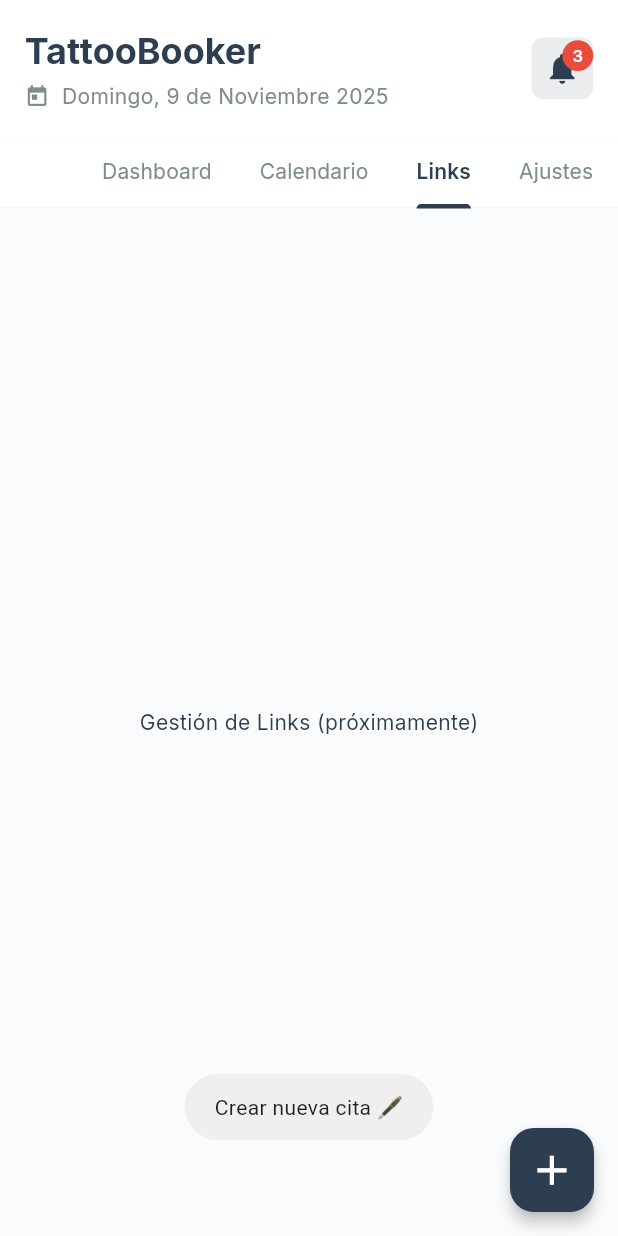
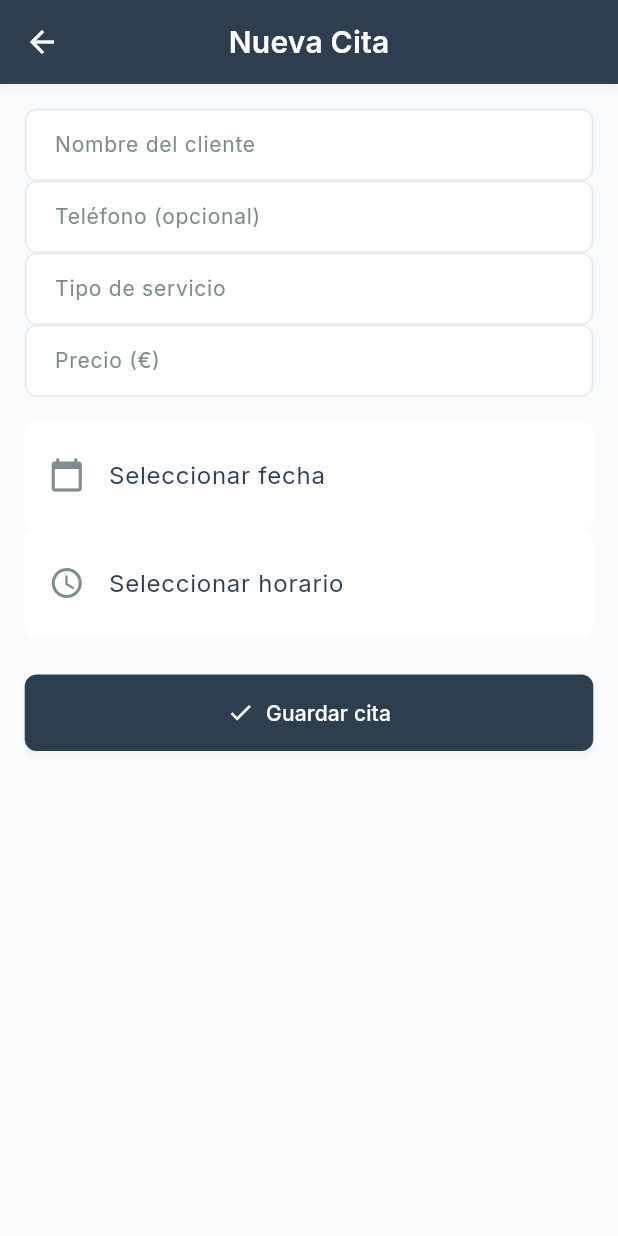
Before and after one commit to kytronApps/tattooBooker, a Flutter app: the AppointmentDashboard screen opened by its route, tab 3 chosen, after a tap on the "add" icon, on a phone screen of 412 x 824 dp. Run offline on Flutter 3.47's test engine with Material 3 defaults, Android fonts, the phone set to English and light mode, and no system bars; our stand-ins replace cloud_firestore, connectivity_plus, firebase_auth, firebase_core, flutter_slidable, flutter_svg and 5 more; missing offline and left inert: device_calendar; accounts and stored records are empty; network calls fail.

Commit message:
creacion de cita realizada y funcionando

```diff
--- a/lib/routes/app_routes.dart
+++ b/lib/routes/app_routes.dart
@@ -2,6 +2,7 @@ import 'package:flutter/material.dart';
 import '../screens/admin_login_screen.dart';
 import '../screens/settings_management_screen.dart';
 import '../screens/appointment_dashboard.dart';
+import '../screens/appointment_form_screen.dart';
 import '../layout/main_layout.dart';
 import '../screens/calendar_management_screen.dart';
 
@@ -20,7 +21,6 @@ class AppRoutes {
     settingsManagement: (context) => const SettingsManagementScreen(),
     mainLayout: (context) => const MainLayout(),
     calendarManagement: (context) => const CalendarManagementScreen(),
-    // TODO: Implementar la pantalla de nueva cita
-    // newAppointment: (context) => const NewAppointmentScreen(),
+    newAppointment: (context) => const AppointmentFormScreen(), // ✅ aquí usamos tu formulario
   };
 }
--- a/lib/screens/appointment_dashboard.dart
+++ b/lib/screens/appointment_dashboard.dart
@@ -293,8 +293,17 @@ class _AppointmentDashboardState extends State<AppointmentDashboard>
       ),
      floatingActionButton: _tabController.index == 0
     ? FloatingActionButton(
-              onPressed: () =>
-                  Fluttertoast.showToast(msg: "Crear nueva cita 🖋️"),
+        onPressed: () async {
+          final created =
+              await Navigator.pushNamed(context, AppRoutes.newAppointment);
+          if (created == true) {
+            Fluttertoast.showToast(
+              msg: "Cita añadida correctamente 🕒",
+              backgroundColor: AppTheme.successColor,
+              textColor: Colors.white,
+            );
+          }
+        },
         backgroundColor: AppTheme.lightTheme.colorScheme.primary,
         child: Icon(
           Icons.add,
--- /dev/null
+++ b/lib/screens/appointment_form_screen.dart
@@ -0,0 +1,202 @@
+import 'package:flutter/material.dart';
+import 'package:cloud_firestore/cloud_firestore.dart';
+import 'package:intl/intl.dart';
+import 'package:sizer/sizer.dart';
+import '../../core/app_export.dart';
+import '../widgets/custom_snackbar.dart';
+
+class AppointmentFormScreen extends StatefulWidget {
+  const AppointmentFormScreen({super.key});
+
+  @override
+  State<AppointmentFormScreen> createState() => _AppointmentFormScreenState();
+}
+
+class _AppointmentFormScreenState extends State<AppointmentFormScreen> {
+  final _formKey = GlobalKey<FormState>();
+  final FirebaseFirestore _firestore = FirebaseFirestore.instance;
+
+  final _clientController = TextEditingController();
+  final _phoneController = TextEditingController();
+  final _emailController = TextEditingController();
+  final _serviceController = TextEditingController();
+  final _priceController = TextEditingController();
+
+  DateTime? _selectedDate;
+  TimeOfDay? _startTime;
+  TimeOfDay? _endTime;
+  bool _isSaving = false;
+
+  // 🔹 Seleccionar fecha
+  Future<void> _pickDate() async {
+    final now = DateTime.now();
+    final picked = await showDatePicker(
+      context: context,
+      initialDate: now,
+      firstDate: now,
+      lastDate: DateTime(now.year + 1),
+    );
+    if (picked != null) setState(() => _selectedDate = picked);
+  }
+
+  // 🔹 Seleccionar horario
+  Future<void> _pickTimeRange() async {
+    final start = await showTimePicker(
+      context: context,
+      initialTime: const TimeOfDay(hour: 10, minute: 0),
+    );
+    if (start == null) return;
+    final end = await showTimePicker(
+      context: context,
+      initialTime: TimeOfDay(hour: start.hour + 1, minute: start.minute),
+    );
+    if (end == null) return;
+
+    setState(() {
+      _startTime = start;
+      _endTime = end;
+    });
+  }
+
+  // 🔹 Guardar cita en Firestore
+  Future<void> _saveAppointment() async {
+    if (!_formKey.currentState!.validate() ||
+        _selectedDate == null ||
+        _startTime == null ||
+        _endTime == null) {
+      CustomSnackBar.show(context,
+          message: "Completa todos los campos antes de guardar", isError: true);
+      return;
+    }
+
+    setState(() => _isSaving = true);
+
+    try {
+      final dateFormatted = DateFormat('yyyy-MM-dd').format(_selectedDate!);
+      final timeSlot =
+          '${_startTime!.format(context)} - ${_endTime!.format(context)}';
+      final dayOfWeek =
+          DateFormat('EEEE', 'es_ES').format(_selectedDate!).toUpperCase();
+
+      await _firestore.collection('appointments').add({
+        'clientName': _clientController.text.trim(),
+        'phone': _phoneController.text.trim(),
+        'email': _emailController.text.trim(),
+        'serviceType': _serviceController.text.trim(),
+        'price': _priceController.text.trim(),
+        'date': dateFormatted,
+        'dayOfWeek': dayOfWeek,
+        'timeSlot': timeSlot,
+        'status': 'pendiente',
+        'createdAt': DateTime.now().toIso8601String(),
+      });
+
+      if (mounted) {
+        CustomSnackBar.show(context, message: "Cita creada correctamente");
+        Navigator.pop(context, true);
+      }
+    } catch (e) {
+      CustomSnackBar.show(context,
+          message: "Error al guardar la cita: $e", isError: true);
+    } finally {
+      if (mounted) setState(() => _isSaving = false);
+    }
+  }
+
+  @override
+  void dispose() {
+    _clientController.dispose();
+    _phoneController.dispose();
+    _emailController.dispose();
+    _serviceController.dispose();
+    _priceController.dispose();
+    super.dispose();
+  }
+
+  @override
+  Widget build(BuildContext context) {
+    return Scaffold(
+      appBar: AppBar(
+        title: const Text("Nueva Cita"),
+        centerTitle: true,
+        backgroundColor: AppTheme.lightTheme.colorScheme.primary,
+        foregroundColor: AppTheme.lightTheme.colorScheme.onPrimary,
+      ),
+      body: Padding(
+        padding: EdgeInsets.all(4.w),
+        child: Form(
+          key: _formKey,
+          child: SingleChildScrollView(
+            child: Column(
+              children: [
+                TextFormField(
+                  controller: _clientController,
+                  decoration:
+                      const InputDecoration(labelText: 'Nombre del cliente'),
+                  validator: (v) =>
+                      v == null || v.isEmpty ? 'Campo obligatorio' : null,
+                ),
+                TextFormField(
+                  controller: _phoneController,
+                  decoration:
+                      const InputDecoration(labelText: 'Teléfono (opcional)'),
+                  keyboardType: TextInputType.phone,
+                ),
+                // TextFormField(
+                //   controller: _emailController,
+                //   decoration: const InputDecoration(
+                //       labelText: 'Correo electrónico (opcional)'),
+                //   keyboardType: TextInputType.emailAddress,
+                // ),
+                TextFormField(
+                  controller: _serviceController,
+                  decoration:
+                      const InputDecoration(labelText: 'Tipo de servicio'),
+                  validator: (v) =>
+                      v == null || v.isEmpty ? 'Campo obligatorio' : null,
+                ),
+                TextFormField(
+                  controller: _priceController,
+                  decoration: const InputDecoration(labelText: 'Precio (€)'),
+                  keyboardType: TextInputType.number,
+                ),
+                SizedBox(height: 2.h),
+                ListTile(
+                  leading: const Icon(Icons.calendar_today),
+                  title: Text(_selectedDate == null
+                      ? 'Seleccionar fecha'
+                      : DateFormat('dd/MM/yyyy').format(_selectedDate!)),
+                  onTap: _pickDate,
+                ),
+                ListTile(
+                  leading: const Icon(Icons.access_time),
+                  title: Text(_startTime == null
+                      ? 'Seleccionar horario'
+                      : '${_startTime!.format(context)} - ${_endTime!.format(context)}'),
+                  onTap: _pickTimeRange,
+                ),
+                SizedBox(height: 3.h),
+                SizedBox(
+                  width: double.infinity,
+                  child: ElevatedButton.icon(
+                    icon: _isSaving
+                        ? const CircularProgressIndicator(color: Colors.white)
+                        : const Icon(Icons.check),
+                    label: Text(_isSaving ? 'Guardando...' : 'Guardar cita'),
+                    style: ElevatedButton.styleFrom(
+                      padding: EdgeInsets.symmetric(vertical: 2.h),
+                      backgroundColor:
+                          AppTheme.lightTheme.colorScheme.primary,
+                      foregroundColor: Colors.white,
+                    ),
+                    onPressed: _isSaving ? null : _saveAppointment,
+                  ),
+                ),
+              ],
+            ),
+          ),
+        ),
+      ),
+    );
+  }
+}
```
Also changed, not shown: lib/main.dart (+9 -22 lines). Lines whose indentation alone changed are shown as unchanged.
